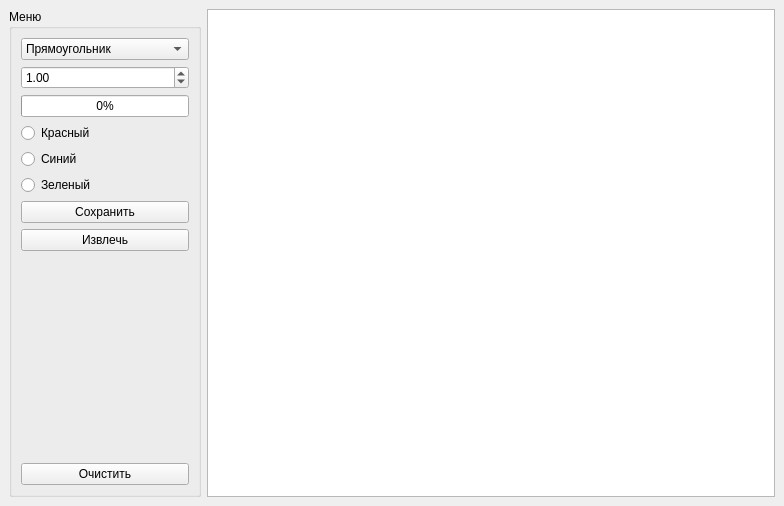
First picture: the form in mainwindow.ui, repository ShasOKais/Lab_7, before the edit.
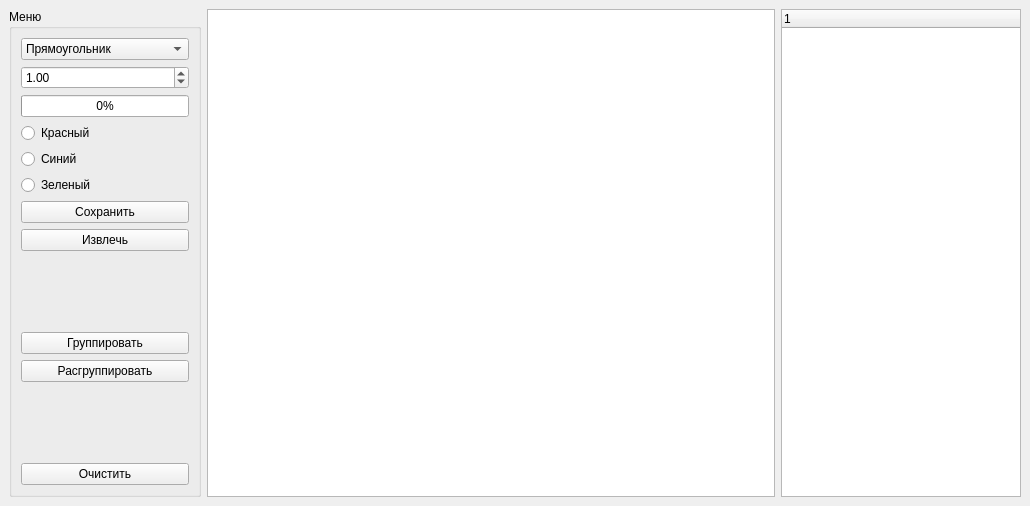
Second picture: the form after the edit.

Diff of the .ui file:
```diff
--- a/mainwindow.ui
+++ b/mainwindow.ui
@@ -6,7 +6,7 @@
    <rect>
     <x>0</x>
     <y>0</y>
-    <width>784</width>
+    <width>1030</width>
     <height>506</height>
    </rect>
   </property>
@@ -117,6 +117,33 @@
          </property>
         </widget>
        </item>
+       <item>
+        <spacer name="verticalSpacer_2">
+         <property name="orientation">
+          <enum>Qt::Vertical</enum>
+         </property>
+         <property name="sizeHint" stdset="0">
+          <size>
+           <width>20</width>
+           <height>40</height>
+          </size>
+         </property>
+        </spacer>
+       </item>
+       <item>
+        <widget class="QPushButton" name="pushButton">
+         <property name="text">
+          <string>Группировать</string>
+         </property>
+        </widget>
+       </item>
+       <item>
+        <widget class="QPushButton" name="pushButton_2">
+         <property name="text">
+          <string>Расгруппировать</string>
+         </property>
+        </widget>
+       </item>
        <item>
         <spacer name="verticalSpacer">
          <property name="orientation">
@@ -150,6 +177,15 @@
       </property>
      </widget>
     </item>
+    <item>
+     <widget class="QTreeWidget" name="treeWidget">
+      <column>
+       <property name="text">
+        <string notr="true">1</string>
+       </property>
+      </column>
+     </widget>
+    </item>
    </layout>
   </widget>
   <widget class="QMenuBar" name="menubar">
```
Left out of the diff: 2 changed lines with no effect on the pictures.
